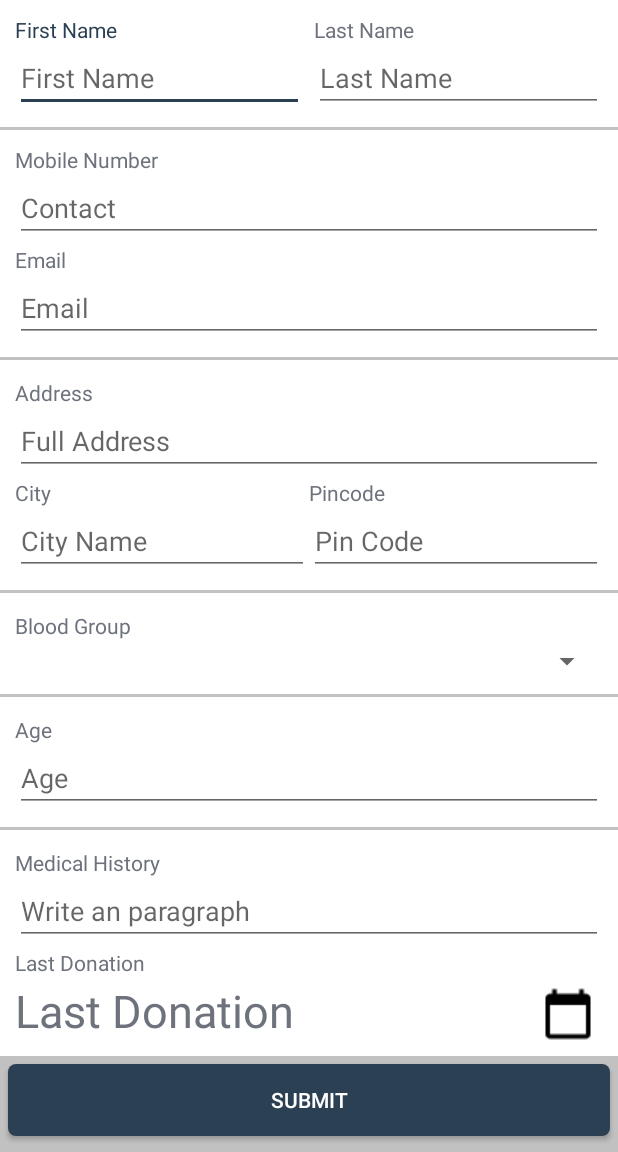
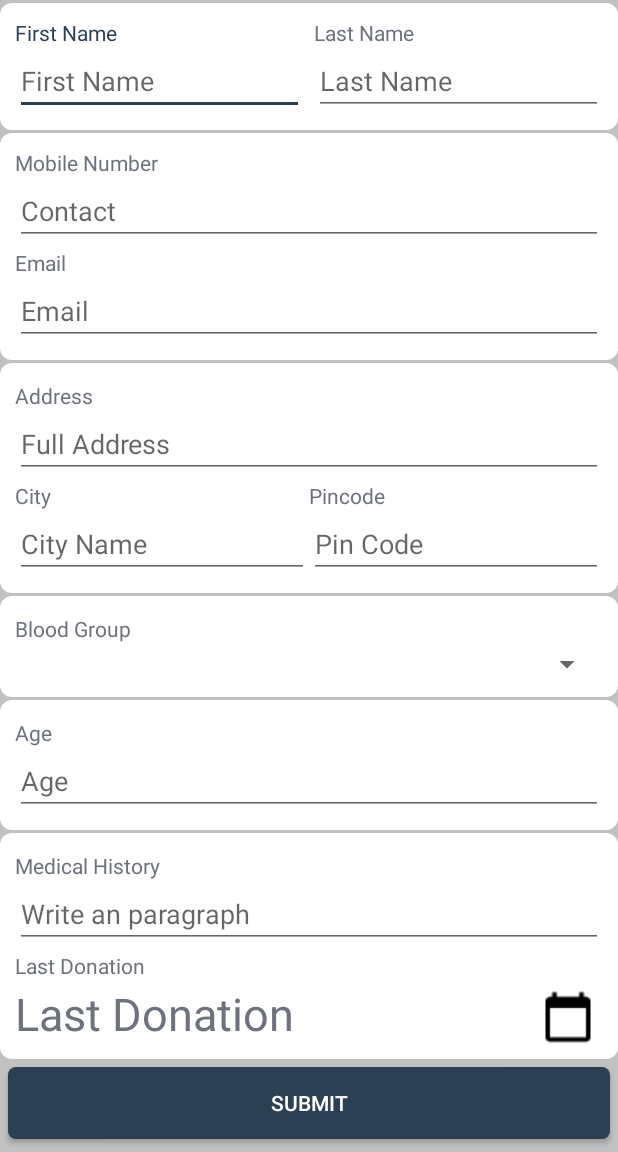
Before and after one commit to nachikamod/Blood_Donation_App, an Android app: the DonorDatabase screen opened directly, with no data from a screen before it, on a phone screen of 412 x 824 dp, the part 84-1236 px from its top. Run offline under Robolectric (Android 15) with nearby library versions, the phone set to English and light mode, and no system bars; our stand-ins replace Firebase (no records; nobody signed in at launch, a user with empty details on screens opened directly); libraries missing offline, so code that uses them is left out: androidmads.library.qrgenearator.

Commit message:
Patch 0.2
+ Radius to custom form fields are added.
+ Custom pop up redesigned to add qr code on pop up.

```diff
--- a/app/src/main/java/com/blood/jiwandan/DonorDatabase.java
+++ b/app/src/main/java/com/blood/jiwandan/DonorDatabase.java
@@ -8,6 +8,7 @@ import androidx.fragment.app.DialogFragment;
 import android.app.AlertDialog;
 import android.app.DatePickerDialog;
 import android.content.Intent;
+import android.graphics.Bitmap;
 import android.graphics.Color;
 import android.os.Bundle;
 import android.view.View;
@@ -32,6 +33,8 @@ import java.util.HashMap;
 import java.util.HashSet;
 import java.util.Hashtable;
 
+import androidmads.library.qrgenearator.QRGEncoder;
+
 public class DonorDatabase extends AppCompatActivity implements AdapterView.OnItemSelectedListener, DatePickerDialog.OnDateSetListener{
 
     public String key;
@@ -45,6 +48,12 @@ public class DonorDatabase extends AppCompatActivity implements AdapterView.OnIt
     private String bloodGroup;
 
     private DatabaseReference rootRef;
+
+
+    public String key_qr;
+    private Bitmap bitmap;
+    private QRGEncoder qrgEncoder;
+    private String TAG= "qr generate";
 
     @Override
     protected void onCreate(Bundle savedInstanceState) {
@@ -110,8 +119,11 @@ public class DonorDatabase extends AppCompatActivity implements AdapterView.OnIt
                     @Override
                     public void onComplete(@NonNull Task<Void> task) {
                         if (task.isComplete()){
+
                             AlertDialog.Builder builder = new AlertDialog.Builder(DonorDatabase.this);
                             View mView = getLayoutInflater().inflate(R.layout.registration_pop_up, null);
+
+
 
                             builder.setView(mView);
                             final AlertDialog dialog = builder.create();
@@ -127,9 +139,13 @@ public class DonorDatabase extends AppCompatActivity implements AdapterView.OnIt
                             pincode.setText(null);
                             medicalHistory.setText(null);
 
+
+
+
                             Intent QRgen=new Intent(DonorDatabase.this,QRcodeGenerationActivity.class);
                             QRgen.putExtra("key",key);
                             startActivity(QRgen);
+
 
 
                         }
--- /dev/null
+++ b/app/src/main/res/drawable/custom_form_fields.xml
@@ -0,0 +1,13 @@
+<shape xmlns:android="http://schemas.android.com/apk/res/android"
+    android:padding="10dp"
+    android:shape="rectangle" >
+
+    <solid android:color="@color/white" />
+
+    <corners
+        android:bottomLeftRadius="8dp"
+        android:bottomRightRadius="8dp"
+        android:topLeftRadius="8dp"
+        android:topRightRadius="8dp" />
+
+</shape>
--- a/app/src/main/res/layout/activity_donor_database.xml
+++ b/app/src/main/res/layout/activity_donor_database.xml
@@ -38,9 +38,10 @@
                 </androidx.appcompat.widget.Toolbar>
 
                 <RelativeLayout
+                    android:layout_marginTop="2dp"
                     android:layout_below="@+id/donor_toolbar"
                     android:id="@+id/name_container"
-                    android:background="@color/white"
+                    android:background="@drawable/custom_form_fields"
                     android:padding="10dp"
                     android:layout_width="wrap_content"
                     android:layout_height="wrap_content">
@@ -111,7 +112,7 @@
                     android:layout_width="match_parent"
                     android:layout_height="wrap_content"
                     android:layout_below="@+id/name_container"
-                    android:background="@color/white"
+                    android:background="@drawable/custom_form_fields"
                     android:padding="10dp"
                     android:layout_marginTop="2dp">
 
@@ -157,7 +158,7 @@
                     android:layout_width="match_parent"
                     android:layout_height="wrap_content"
                     android:layout_below="@+id/contact_container"
-                    android:background="@color/white"
+                    android:background="@drawable/custom_form_fields"
                     android:padding="10dp"
                     android:layout_marginTop="2dp">
 
@@ -253,7 +254,7 @@
                     android:layout_below="@+id/address_container"
                     android:layout_width="match_parent"
                     android:layout_height="wrap_content"
-                    android:background="@color/white"
+                    android:background="@drawable/custom_form_fields"
                     android:padding="10dp"
                     android:layout_marginTop="2dp">
 
@@ -276,7 +277,7 @@
 
                 <RelativeLayout
                     android:layout_below="@+id/blood_groups"
-                    android:background="@color/white"
+                    android:background="@drawable/custom_form_fields"
                     android:padding="10dp"
                     android:layout_marginTop="2dp"
                     android:id="@+id/age"
@@ -309,7 +310,7 @@
                     android:id="@+id/disease_info"
                     android:layout_width="match_parent"
                     android:layout_height="wrap_content"
-                    android:background="@color/white"
+                    android:background="@drawable/custom_form_fields"
                     android:padding="10dp"
                     android:layout_marginTop="2dp">
 
```
Also changed, not shown: app/src/main/java/com/blood/jiwandan/QRcodeGenerationActivity.java (+15 -4 lines), app/src/main/res/layout/registration_pop_up.xml (+39 -2 lines).
